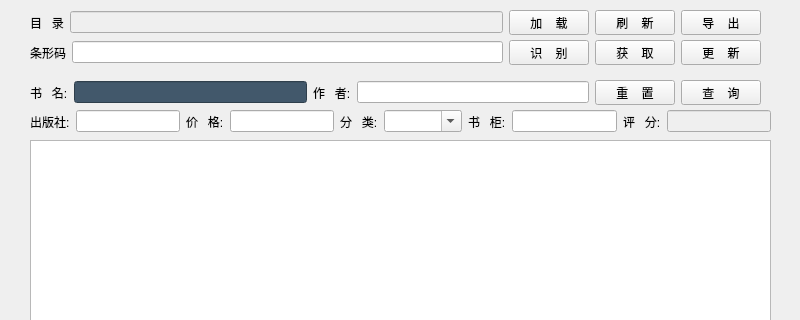
Qt form tools/BookList.ui (etony/myPyTool) before a commit; both pictures show x 0 to 800 and y 0 to 320 of the 800 by 688 pixel window.
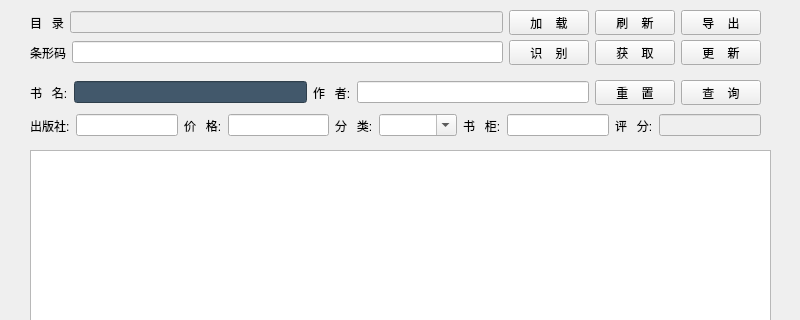
The same form after that commit. Icons and pictures are not drawn.

```diff
--- a/tools/BookList.ui
+++ b/tools/BookList.ui
@@ -22,9 +22,9 @@
     <property name="geometry">
      <rect>
       <x>30</x>
-      <y>140</y>
+      <y>150</y>
       <width>741</width>
-      <height>521</height>
+      <height>511</height>
      </rect>
     </property>
     <property name="toolTip">
@@ -173,8 +173,8 @@
      <rect>
       <x>30</x>
       <y>110</y>
-      <width>741</width>
-      <height>23</height>
+      <width>731</width>
+      <height>31</height>
      </rect>
     </property>
     <layout class="QHBoxLayout" name="horizontalLayout_4">
```
